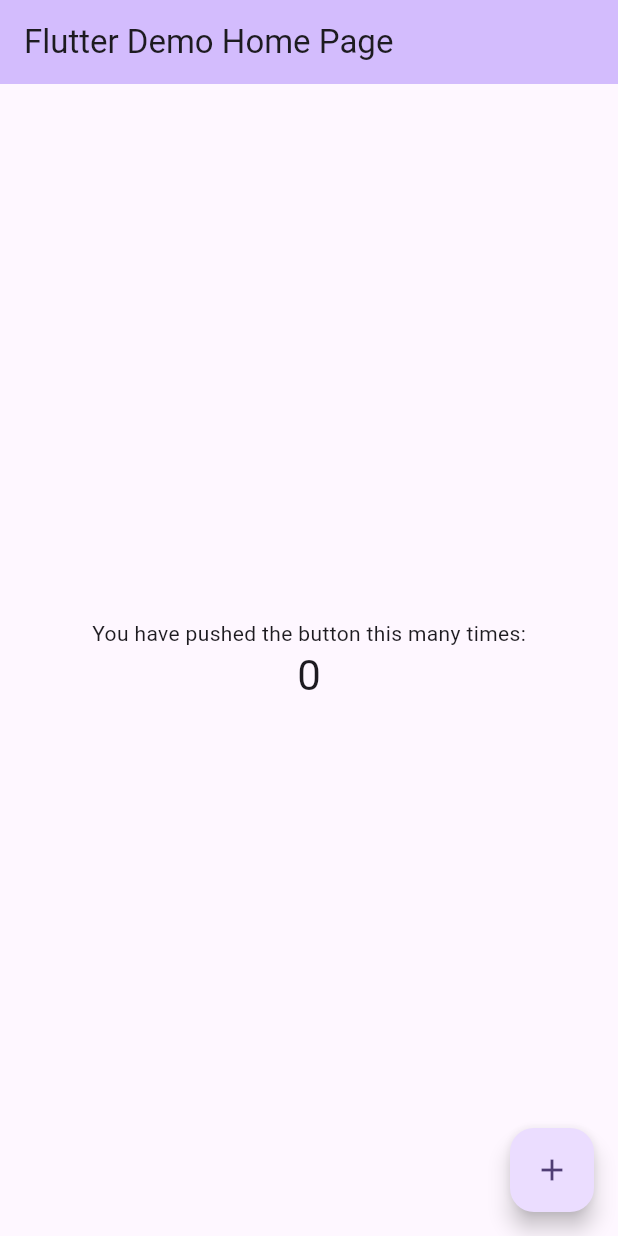
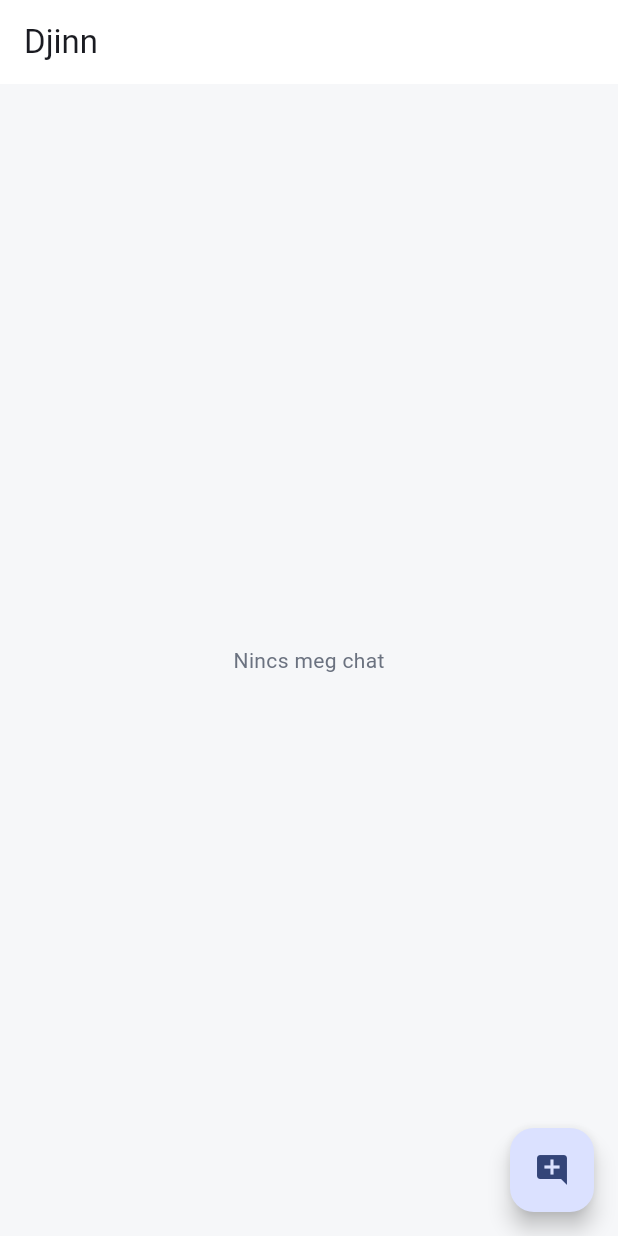
Before and after one commit to elizerpist/djinn, a Flutter app: the screen it shows after launch, on a phone screen of 412 x 824 dp. Run offline on Flutter 3.47's test engine with Material 3 defaults, Android fonts, the phone set to English and light mode, and no system bars.

Commit message:
feat: build text chat UI

```diff
--- a/lib/main.dart
+++ b/lib/main.dart
@@ -1,122 +1,40 @@
 import 'package:flutter/material.dart';
 
+import 'src/chat/data/local_chat_repository.dart';
+import 'src/chat/ui/main_screen.dart';
+
 void main() {
-  runApp(const MyApp());
+  runApp(const DjinnApp());
 }
 
-class MyApp extends StatelessWidget {
-  const MyApp({super.key});
+class DjinnApp extends StatefulWidget {
+  const DjinnApp({super.key});
 
-  // This widget is the root of your application.
+  @override
+  State<DjinnApp> createState() => _DjinnAppState();
+}
+
+class _DjinnAppState extends State<DjinnApp> {
+  final LocalChatRepository _repository = LocalChatRepository();
+
   @override
   Widget build(BuildContext context) {
     return MaterialApp(
-      title: 'Flutter Demo',
+      debugShowCheckedModeBanner: false,
+      title: 'Djinn',
       theme: ThemeData(
-        // This is the theme of your application.
-        //
-        // TRY THIS: Try running your application with "flutter run". You'll see
-        // the application has a purple toolbar. Then, without quitting the app,
-        // try changing the seedColor in the colorScheme below to Colors.green
-        // and then invoke "hot reload" (save your changes or press the "hot
-        // reload" button in a Flutter-supported IDE, or press "r" if you used
-        // the command line to start the app).
-        //
-        // Notice that the counter didn't reset back to zero; the application
-        // state is not lost during the reload. To reset the state, use hot
-        // restart instead.
-        //
-        // This works for code too, not just values: Most code changes can be
-        // tested with just a hot reload.
-        colorScheme: .fromSeed(seedColor: Colors.deepPurple),
+        colorScheme: ColorScheme.fromSeed(
+          seedColor: const Color(0xFF155EEF),
+          primary: const Color(0xFF155EEF),
+        ),
+        scaffoldBackgroundColor: const Color(0xFFF6F7F9),
+        useMaterial3: true,
       ),
-      home: const MyHomePage(title: 'Flutter Demo Home Page'),
+      home: MainScreen(repository: _repository),
     );
   }
 }
 
-class MyHomePage extends StatefulWidget {
-  const MyHomePage({super.key, required this.title});
-
-  // This widget is the home page of your application. It is stateful, meaning
-  // that it has a State object (defined below) that contains fields that affect
-  // how it looks.
-
-  // This class is the configuration for the state. It holds the values (in this
-  // case the title) provided by the parent (in this case the App widget) and
-  // used by the build method of the State. Fields in a Widget subclass are
-  // always marked "final".
-
-  final String title;
-
-  @override
-  State<MyHomePage> createState() => _MyHomePageState();
+class MyApp extends DjinnApp {
+  const MyApp({super.key});
 }
-
-class _MyHomePageState extends State<MyHomePage> {
-  int _counter = 0;
-
-  void _incrementCounter() {
-    setState(() {
-      // This call to setState tells the Flutter framework that something has
-      // changed in this State, which causes it to rerun the build method below
-      // so that the display can reflect the updated values. If we changed
-      // _counter without calling setState(), then the build method would not be
-      // called again, and so nothing would appear to happen.
-      _counter++;
-    });
-  }
-
-  @override
-  Widget build(BuildContext context) {
-    // This method is rerun every time setState is called, for instance as done
-    // by the _incrementCounter method above.
-    //
-    // The Flutter framework has been optimized to make rerunning build methods
-    // fast, so that you can just rebuild anything that needs updating rather
-    // than having to individually change instances of widgets.
-    return Scaffold(
-      appBar: AppBar(
-        // TRY THIS: Try changing the color here to a specific color (to
-        // Colors.amber, perhaps?) and trigger a hot reload to see the AppBar
-        // change color while the other colors stay the same.
-        backgroundColor: Theme.of(context).colorScheme.inversePrimary,
-        // Here we take the value from the MyHomePage object that was created by
-        // the App.build method, and use it to set our appbar title.
-        title: Text(widget.title),
-      ),
-      body: Center(
-        // Center is a layout widget. It takes a single child and positions it
-        // in the middle of the parent.
-        child: Column(
-          // Column is also a layout widget. It takes a list of children and
-          // arranges them vertically. By default, it sizes itself to fit its
-          // children horizontally, and tries to be as tall as its parent.
-          //
-          // Column has various properties to control how it sizes itself and
-          // how it positions its children. Here we use mainAxisAlignment to
-          // center the children vertically; the main axis here is the vertical
-          // axis because Columns are vertical (the cross axis would be
-          // horizontal).
-          //
-          // TRY THIS: Invoke "debug painting" (choose the "Toggle Debug Paint"
-          // action in the IDE, or press "p" in the console), to see the
-          // wireframe for each widget.
-          mainAxisAlignment: .center,
-          children: [
-            const Text('You have pushed the button this many times:'),
-            Text(
-              '$_counter',
-              style: Theme.of(context).textTheme.headlineMedium,
-            ),
-          ],
-        ),
-      ),
-      floatingActionButton: FloatingActionButton(
-        onPressed: _incrementCounter,
-        tooltip: 'Increment',
-        child: const Icon(Icons.add),
-      ),
-    );
-  }
-}
--- /dev/null
+++ b/lib/src/chat/ui/main_screen.dart
@@ -0,0 +1,99 @@
+import 'package:flutter/material.dart';
+
+import '../data/local_chat_repository.dart';
+import '../models/chat_conversation.dart';
+import 'chat_screen.dart';
+
+class MainScreen extends StatefulWidget {
+  const MainScreen({super.key, required this.repository});
+
+  final LocalChatRepository repository;
+
+  @override
+  State<MainScreen> createState() => _MainScreenState();
+}
+
+class _MainScreenState extends State<MainScreen> {
+  List<ChatConversation> _conversations = const [];
+
+  @override
+  void initState() {
+    super.initState();
+    _loadConversations();
+  }
+
+  Future<void> _loadConversations() async {
+    final conversations = await widget.repository.listConversations();
+    if (!mounted) {
+      return;
+    }
+    setState(() => _conversations = conversations);
+  }
+
+  Future<void> _openNewChat() async {
+    final conversation = await widget.repository.createConversation();
+    if (!mounted) {
+      return;
+    }
+    await Navigator.of(context).push(
+      MaterialPageRoute(
+        builder: (_) => ChatScreen(
+          repository: widget.repository,
+          conversation: conversation,
+        ),
+      ),
+    );
+    await _loadConversations();
+  }
+
+  Future<void> _openConversation(ChatConversation conversation) async {
+    await Navigator.of(context).push(
+      MaterialPageRoute(
+        builder: (_) => ChatScreen(
+          repository: widget.repository,
+          conversation: conversation,
+        ),
+      ),
+    );
+    await _loadConversations();
+  }
+
+  @override
+  Widget build(BuildContext context) {
+    return Scaffold(
+      appBar: AppBar(
+        title: const Text('Djinn'),
+        backgroundColor: Colors.white,
+        surfaceTintColor: Colors.white,
+      ),
+      body: _conversations.isEmpty
+          ? const Center(
+              child: Text(
+                'Nincs meg chat',
+                style: TextStyle(color: Color(0xFF6B7280)),
+              ),
+            )
+          : ListView.separated(
+              padding: const EdgeInsets.fromLTRB(16, 12, 16, 96),
+              itemCount: _conversations.length,
+              separatorBuilder: (_, _) => const SizedBox(height: 8),
+              itemBuilder: (context, index) {
+                final conversation = _conversations[index];
+                return ListTile(
+                  tileColor: Colors.white,
+                  shape: RoundedRectangleBorder(borderRadius: BorderRadius.circular(8)),
+                  title: Text(conversation.title),
+                  subtitle: Text('${conversation.messages.length} uzenet'),
+                  trailing: const Icon(Icons.chevron_right),
+                  onTap: () => _openConversation(conversation),
+                );
+              },
+            ),
+      floatingActionButton: FloatingActionButton(
+        tooltip: 'Uj chat',
+        onPressed: _openNewChat,
+        child: const Icon(Icons.add_comment),
+      ),
+    );
+  }
+}
```
Also changed, not shown: lib/src/chat/ui/chat_bubble.dart (added, +56 -0 lines), lib/src/chat/ui/chat_screen.dart (added, +77 -0 lines), lib/src/chat/ui/message_composer.dart (added, +88 -0 lines), 1 other file.
